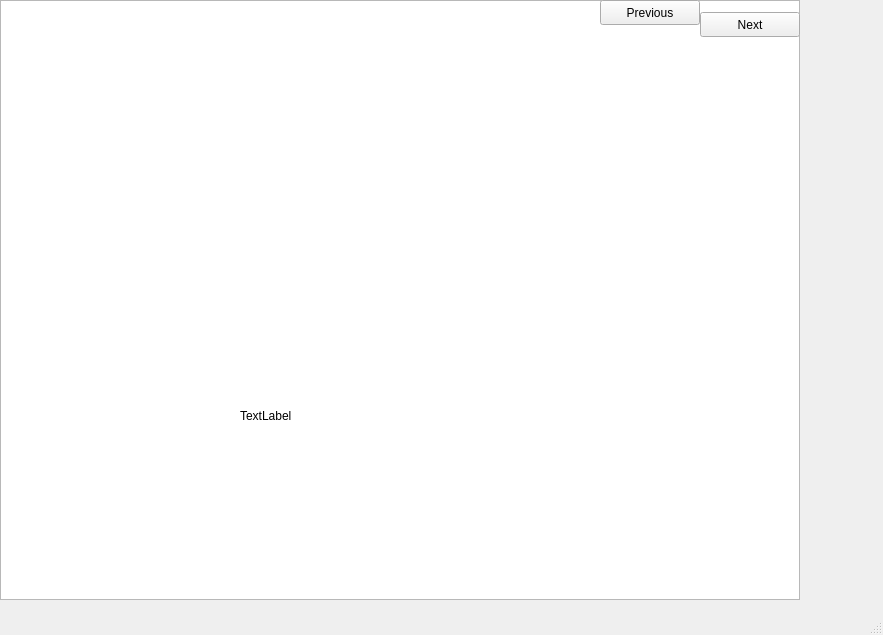
Above: mainwindow.ui from seojungood/Icecream-make-tutorial before the change. Below: the same form after it.
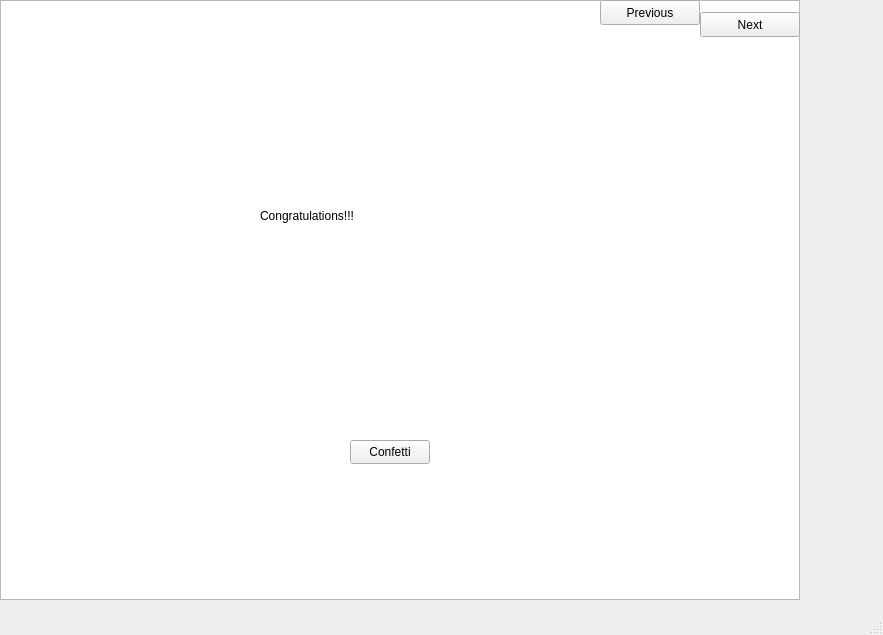
That is the form after the change. The open tabs and pages were chosen to show the change. Custom widgets are drawn as their Qt base class.

Commit message: Added automatic screen switching from churn to end screen.

The edit to the form file:
```diff
--- a/mainwindow.ui
+++ b/mainwindow.ui
@@ -246,14 +246,27 @@
      <widget class="QLabel" name="label_6">
       <property name="geometry">
        <rect>
-        <x>240</x>
-        <y>260</y>
+        <x>260</x>
+        <y>60</y>
         <width>261</width>
         <height>311</height>
        </rect>
       </property>
       <property name="text">
-       <string>TextLabel</string>
+       <string>Congratulations!!!</string>
+      </property>
+     </widget>
+     <widget class="QPushButton" name="pushButton">
+      <property name="geometry">
+       <rect>
+        <x>350</x>
+        <y>440</y>
+        <width>80</width>
+        <height>24</height>
+       </rect>
+      </property>
+      <property name="text">
+       <string>Confetti</string>
       </property>
      </widget>
     </widget>
```
Left out of the diff: 2 changed lines with no effect on the pictures. The commit also changes 5 other files.
